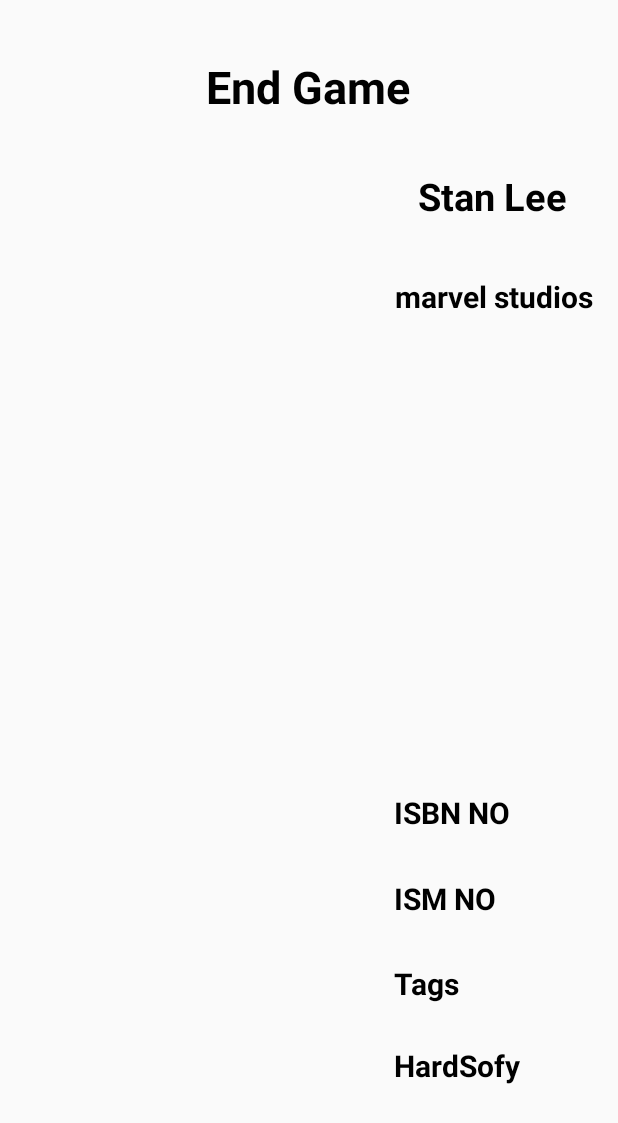
After one commit to Sanketagarwal17/BookClubLatest, an Android app: the layout activity_issue_book_detail.xml on its own in the app's theme, with its tools: preview values and no code run, on a phone screen of 412 x 824 dp. The commit adds this screen. Shown: the top 1123 px of the screen. Run offline under Robolectric (Android 15) with nearby library versions, the phone set to English and light mode, and no system bars.

Commit message:
issue book package

```diff
--- a/app/src/main/java/com/example/android/bookclublatest/HomePage/RequestBook/RequestPagePresenter.java
+++ b/app/src/main/java/com/example/android/bookclublatest/HomePage/RequestBook/RequestPagePresenter.java
@@ -16,7 +16,8 @@ public class RequestPagePresenter <V extends RequestPageContract.View> extends B
     DatabaseReference databaseReference=firebaseDatabase.getReference().child("Request Book");
     @Override
     public void submit(String book, String author, String publication) {
-        databaseReference.child("book").setValue(new RequestModel(book,author,publication))
+         String reqKey = databaseReference.push().getKey();
+        databaseReference.child(reqKey).setValue(new RequestModel(book,author,publication))// generating a random key for each book request.
                 .addOnCompleteListener(new OnCompleteListener<Void>() {
                     @Override
                     public void onComplete(@NonNull Task<Void> task) {
--- /dev/null
+++ b/app/src/main/res/layout/activity_issue_book_detail.xml
@@ -0,0 +1,101 @@
+<?xml version="1.0" encoding="utf-8"?>
+<android.support.constraint.ConstraintLayout xmlns:android="http://schemas.android.com/apk/res/android"
+    xmlns:app="http://schemas.android.com/apk/res-auto"
+    xmlns:tools="http://schemas.android.com/tools"
+    android:layout_width="match_parent"
+    android:layout_height="match_parent"
+    tools:context=".IssueBookDetailActivity">
+
+
+    <TextView
+        android:id="@+id/det_book"
+        android:layout_width="wrap_content"
+        android:layout_height="wrap_content"
+        android:layout_marginTop="37dp"
+        android:layout_marginEnd="5dp"
+        android:text="End Game"
+        android:textColor="#000"
+        android:textSize="30sp"
+        android:textStyle="bold"
+        android:transitionName="ts_book"
+        app:layout_constraintEnd_toStartOf="@+id/det_author"
+        app:layout_constraintTop_toTopOf="parent" />
+
+    <TextView
+        android:id="@+id/det_author"
+        android:layout_width="wrap_content"
+        android:layout_height="wrap_content"
+        android:layout_marginTop="35dp"
+        android:layout_marginEnd="34dp"
+        android:text="Stan Lee"
+        android:textColor="#000"
+        android:textSize="25sp"
+        android:transitionName="ts_author"
+        android:textStyle="bold"
+        app:layout_constraintEnd_toEndOf="parent"
+        app:layout_constraintTop_toBottomOf="@+id/det_book" />
+
+    <TextView
+        android:id="@+id/det_pub"
+        android:layout_width="wrap_content"
+        android:layout_height="wrap_content"
+        android:layout_marginTop="36dp"
+        android:layout_marginEnd="16dp"
+        android:text="marvel studios"
+        android:textColor="#000"
+        android:textSize="20sp"
+        android:textStyle="bold"
+        android:transitionName="ts_pub"
+        app:layout_constraintEnd_toEndOf="parent"
+        app:layout_constraintTop_toBottomOf="@+id/det_author" />
+
+    <TextView
+        android:id="@+id/det_isbn"
+        android:layout_width="wrap_content"
+        android:layout_height="wrap_content"
+        android:layout_marginBottom="30dp"
+        android:text="ISBN NO"
+        android:textColor="#000"
+        android:textSize="20sp"
+        android:textStyle="bold"
+        app:layout_constraintBottom_toTopOf="@+id/det_ism"
+        app:layout_constraintStart_toStartOf="@+id/det_ism" />
+
+    <TextView
+        android:id="@+id/det_ism"
+        android:layout_width="wrap_content"
+        android:layout_height="wrap_content"
+        android:layout_marginBottom="29dp"
+        android:text="ISM NO"
+        android:textColor="#000"
+        android:textSize="20sp"
+        android:textStyle="bold"
+        app:layout_constraintBottom_toTopOf="@+id/det_tags"
+        app:layout_constraintStart_toStartOf="@+id/det_tags" />
+
+    <TextView
+        android:id="@+id/det_tags"
+        android:layout_width="wrap_content"
+        android:layout_height="wrap_content"
+        android:layout_marginBottom="27dp"
+        android:text="Tags"
+        android:textColor="#000"
+        android:textSize="20sp"
+        android:textStyle="bold"
+        app:layout_constraintBottom_toTopOf="@+id/det_hardsofy"
+        app:layout_constraintStart_toStartOf="@+id/det_hardsofy" />
+
+    <TextView
+        android:id="@+id/det_hardsofy"
+        android:layout_width="wrap_content"
+        android:layout_height="wrap_content"
+        android:layout_marginEnd="65dp"
+        android:layout_marginBottom="100dp"
+        android:text="HardSofy"
+        android:textColor="#000"
+        android:textSize="20sp"
+        android:textStyle="bold"
+        app:layout_constraintBottom_toBottomOf="parent"
+        app:layout_constraintEnd_toEndOf="parent" />
+
+</android.support.constraint.ConstraintLayout>
--- a/app/src/main/res/values/styles.xml
+++ b/app/src/main/res/values/styles.xml
@@ -6,6 +6,7 @@
         <item name="colorPrimary">@color/colorPrimary</item>
         <item name="colorPrimaryDark">@color/colorPrimaryDark</item>
         <item name="colorAccent">@color/colorAccent</item>
+        <item name="android:windowContentTransitions">true</item>
     </style>
 
     <style name="AppTheme.NoActionBar">
@@ -13,6 +14,7 @@
         <item name="windowNoTitle">true</item>
     </style>
 
+
     <style name="AppTheme.AppBarOverlay" parent="ThemeOverlay.AppCompat.Dark.ActionBar" />
 
     <style name="AppTheme.PopupOverlay" parent="ThemeOverlay.AppCompat.Light" />
```
Also changed, not shown: app/src/main/AndroidManifest.xml (+6 -3 lines), app/src/main/java/com/example/android/bookclublatest/HomePage/HomePageActivity.java (+10 -0 lines), app/src/main/java/com/example/android/bookclublatest/IssueBook.java (added, +79 -0 lines), app/src/main/java/com/example/android/bookclublatest/IssueBookAdapter.java (added, +110 -0 lines), app/src/main/java/com/example/android/bookclublatest/IssueBookContract.java (added, +17 -0 lines), app/src/main/java/com/example/android/bookclublatest/IssueBookDetailActivity.java (added, +50 -0 lines), app/src/main/java/com/example/android/bookclublatest/IssueBookPresenter.java (added, +11 -0 lines), app/src/main/java/com/example/android/bookclublatest/Member/AddBook/AddBookActivity.java (+22 -9 lines), app/src/main/java/com/example/android/bookclublatest/Member/AddBook/AddBookModel.java (+6 -1 lines), app/src/main/java/com/example/android/bookclublatest/Member/AddBook/AddBookPresenter.java (+3 -4 lines), app/src/main/res/layout/activity_issue_book.xml (added, +15 -0 lines), app/src/main/res/layout/issue_book_card.xml (added, +85 -0 lines).
